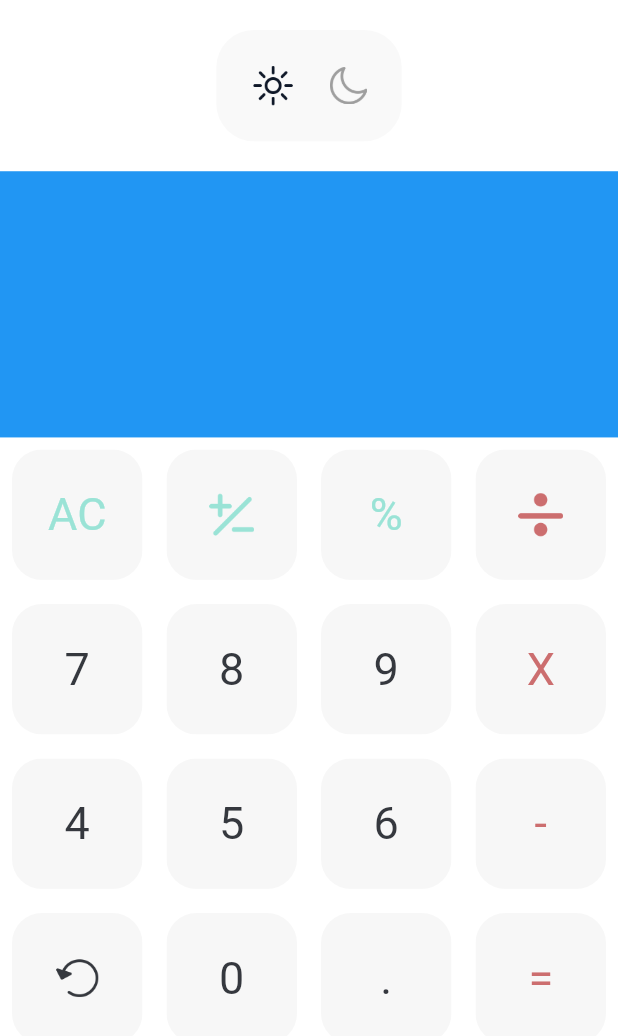
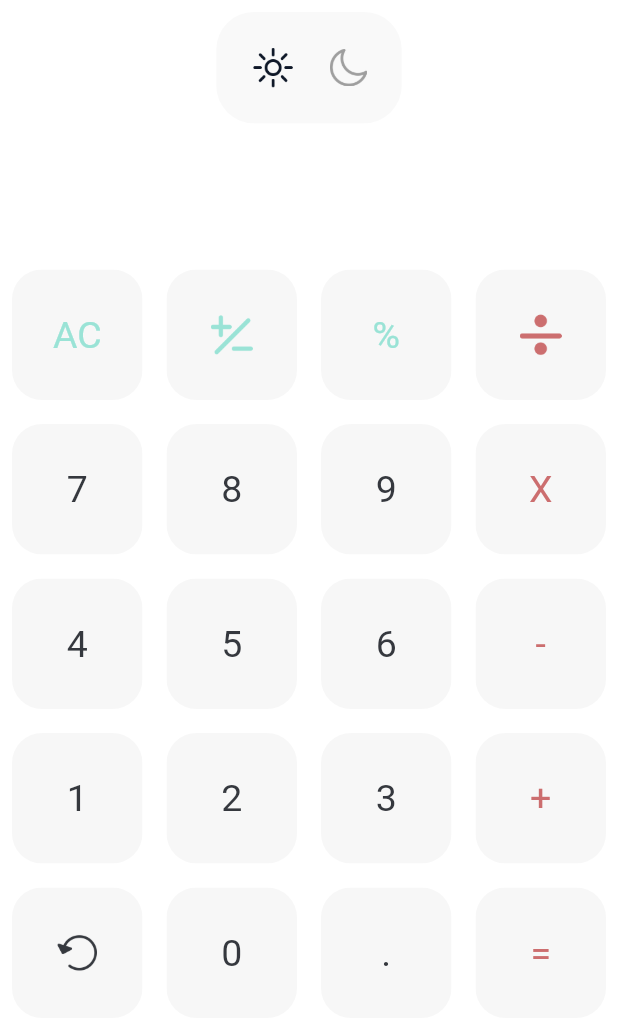
Before and after one commit to Kmssiz/calculator, a Flutter app: the screen it shows after launch, on a phone screen of 412 x 824 dp. Shown: the top 1036 px of the screen. Run offline on Flutter 3.47's test engine with Material 2 defaults, Android fonts, the phone set to English and light mode, and no system bars.

Commit message:
ui implementedv2

```diff
--- a/lib/widgets/buttons.dart
+++ b/lib/widgets/buttons.dart
@@ -24,7 +24,7 @@ class MyButton extends StatelessWidget {
             child: Center(
                 child: isIcon
                     ? SizedBox(
-                        height: 30,
+                        height: 28,
                         child: Image.asset(
                           'assets/$text.png',
                           color: textColor,
@@ -32,7 +32,7 @@ class MyButton extends StatelessWidget {
                       )
                     : Text(
                         text,
-                        style: TextStyle(color: textColor, fontSize: 30),
+                        style: TextStyle(color: textColor, fontSize: 25),
                       )),
           )),
     );
--- a/lib/widgets/display_results.dart
+++ b/lib/widgets/display_results.dart
@@ -24,6 +24,10 @@ class _DisplayNumberState extends State<DisplayNumber> {
     '5',
     '6',
     '-',
+    '1',
+    '2',
+    '3',
+    '+',
     'undo',
     '0',
     '.',
@@ -36,13 +40,10 @@ class _DisplayNumberState extends State<DisplayNumber> {
       child: Column(
         children: [
           Expanded(
-            child: Container(
-              color: Colors.blue,
-            ),
+            child: Container(),
           ),
           Expanded(
-            flex: 3,
-            child: Container(
+            flex: 8,
             child: GridView.builder(
                 itemCount: buttons.length,
                 gridDelegate: const SliverGridDelegateWithFixedCrossAxisCount(
@@ -53,11 +54,10 @@ class _DisplayNumberState extends State<DisplayNumber> {
                           ? const Color(0xFF282b33)
                           : const Color(0xFFf7f7f7),
                       text: buttons[index],
-                        textColor: chooseColor(
-                            themeProvider.isDarkMode, buttons[index]),
+                      textColor:
+                          chooseColor(themeProvider.isDarkMode, buttons[index]),
                       isIcon: isIcon(buttons[index]));
                 }),
-            ),
           ),
         ],
       ),
--- a/lib/widgets/mode_switch.dart
+++ b/lib/widgets/mode_switch.dart
@@ -15,7 +15,7 @@ class _ModeSwitchState extends State<ModeSwitch> {
     var themeProvider = Provider.of<ThemeProvider>(context);
     bool isSelected = themeProvider.isDarkMode;
     return Padding(
-      padding: const EdgeInsets.all(20.0),
+      padding: const EdgeInsets.all(8.0),
       child: Center(
         child: Container(
           width: MediaQuery.of(context).size.width * 0.30,
```
Lines whose indentation alone changed are shown as unchanged.
